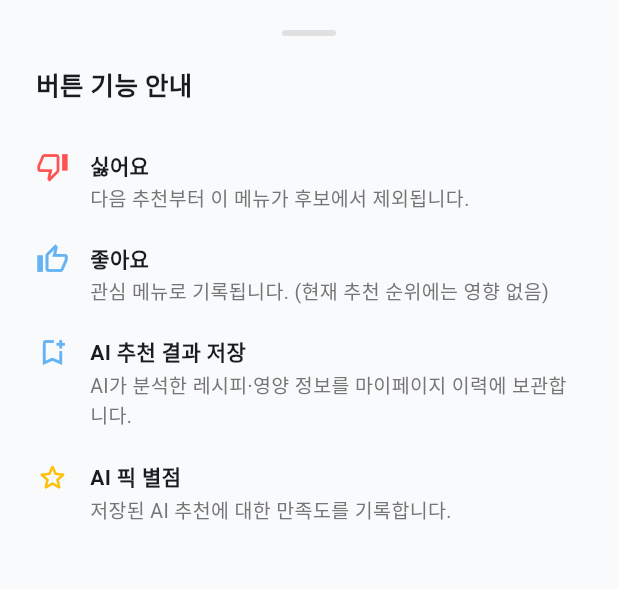
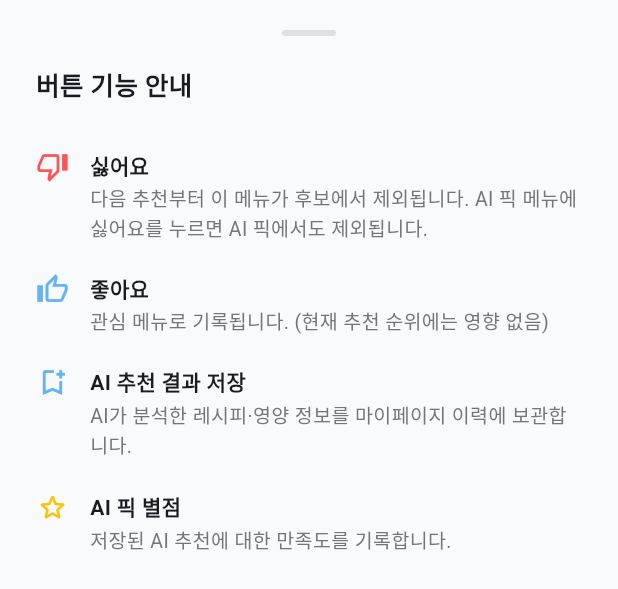
Before and after one commit to NUTRIAgent/knu-sw-cap-2026-1, a Flutter app: the _FeedbackGuideSheet widget shown alone on an empty page, opened directly, on a phone screen of 412 x 824 dp. Shown: the top 589 px of the screen. Run offline on Flutter 3.47's test engine with Material 3 defaults, Android fonts, the phone set to English and light mode, and no system bars; our stand-ins replace firebase_core, firebase_messaging, flutter_local_notifications, geocoding, geolocator, shared_preferences; accounts and stored records are empty; network calls fail.

Commit message:
fix: 기능 안내 싫어요 설명에 AI픽 제외 효과 추가 — #179
Co-Authored-By: Claude Sonnet 4.6 <noreply@anthropic.com>

```diff
--- a/flutter_app/lib/screens/recommendation_screen.dart
+++ b/flutter_app/lib/screens/recommendation_screen.dart
@@ -757,7 +757,7 @@ class _FeedbackGuideSheet extends StatelessWidget {
             icon: Icons.thumb_down_outlined,
             iconColor: Colors.redAccent,
             label: '싫어요',
-            description: '다음 추천부터 이 메뉴가 후보에서 제외됩니다.',
+            description: '다음 추천부터 이 메뉴가 후보에서 제외됩니다. AI 픽 메뉴에 싫어요를 누르면 AI 픽에서도 제외됩니다.',
           ),
           _GuideRow(
             icon: Icons.thumb_up_outlined,
```
